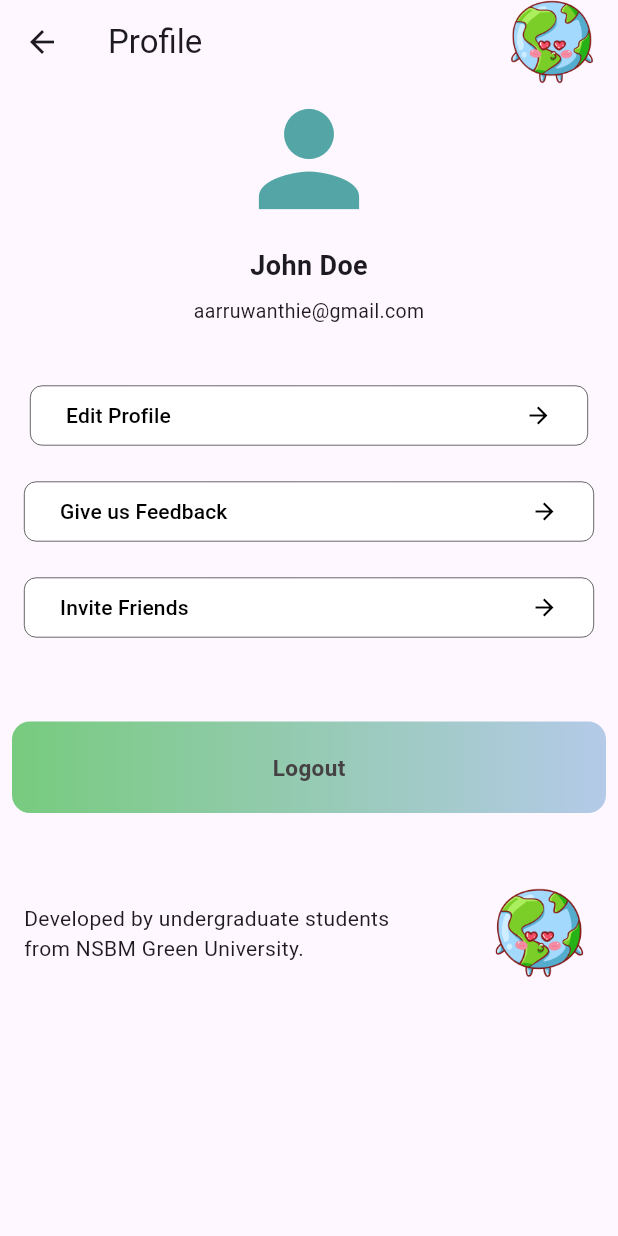
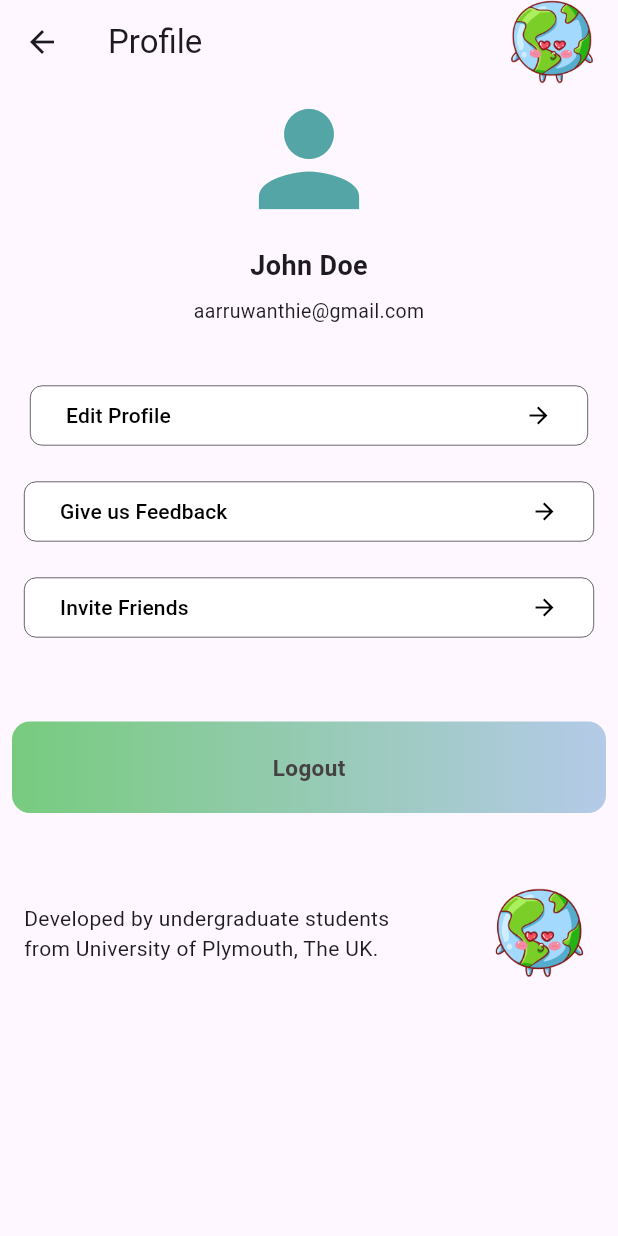
Before and after one commit to Rizz-33/Mood-Menders, a Flutter app: the Profile screen opened directly, on a phone screen of 412 x 824 dp. Run offline on Flutter 3.47's test engine with Material 3 defaults, Android fonts, the phone set to English and light mode, and no system bars; our stand-ins replace charts_flutter, cloud_firestore, firebase_auth, firebase_core, flutter_rating_bar, fluttertoast and 3 more; accounts and stored records are empty.

Commit message:
refactor: university details in profile page

```diff
--- a/lib/profile/profile.dart
+++ b/lib/profile/profile.dart
@@ -166,11 +166,11 @@ class Profile extends StatelessWidget {
                 child: Row(
                   children: [
                     SizedBox(height: 50,),
-                    Text('Developed by undergraduate students\nfrom NSBM Green University.'),
+                    Text('Developed by undergraduate students\nfrom University of Plymouth, The UK.'),
                     SizedBox(width: 70,),
                     GestureDetector(
                       onTap: () {
-                        launch('https://www.nsbm.ac.lk/');
+                        launch('https://www.plymouth.ac.uk/');
                       },
                       child: Image.asset('lib/images/1.png', width: 60,),
                     ),
```
